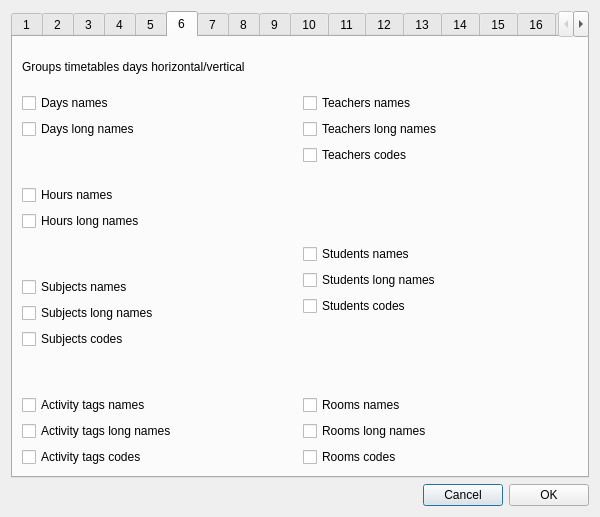
This is fet/src/interface/settingsdatatoprintintimetablesform_template.ui in vonmecheln/fet as Qt 5 draws it before an edit. The edited form follows.
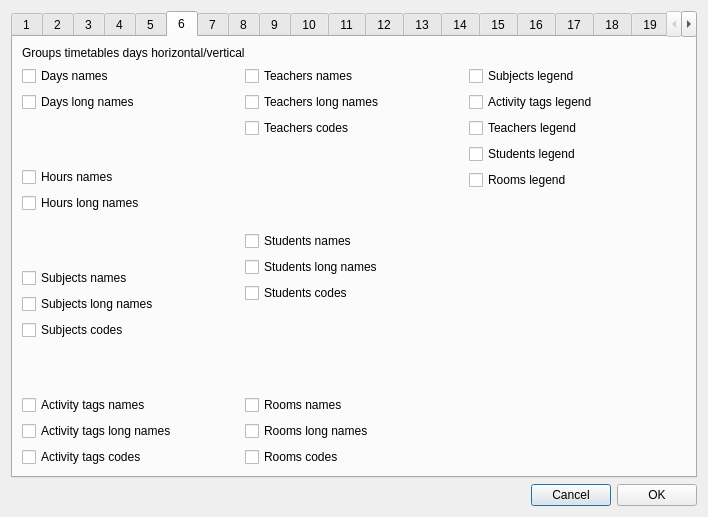
This is the edited form. The open tabs and pages were chosen to show the change.

The edit to the form file:
```diff
--- a/fet/src/interface/settingsdatatoprintintimetablesform_template.ui
+++ b/fet/src/interface/settingsdatatoprintintimetablesform_template.ui
@@ -6,7 +6,7 @@
    <rect>
     <x>0</x>
     <y>0</y>
-    <width>600</width>
+    <width>708</width>
     <height>517</height>
    </rect>
   </property>
@@ -746,9 +746,14 @@
        <string>6</string>
       </attribute>
       <layout class="QGridLayout" name="gridLayout_7">
-       <item row="1" column="0" rowspan="2" colspan="2">
-        <layout class="QHBoxLayout" name="horizontalLayout_4">
-         <item>
+       <item row="0" column="0" colspan="3">
+        <widget class="QLabel" name="label_6">
+         <property name="text">
+          <string>Groups timetables days horizontal/vertical</string>
+         </property>
+        </widget>
+       </item>
+       <item row="1" column="0">
           <layout class="QVBoxLayout" name="verticalLayout_5">
            <item>
             <widget class="QCheckBox" name="groupsDaysHVDaysNamesCheckBox">
@@ -861,7 +866,7 @@
            </item>
           </layout>
          </item>
-         <item>
+       <item row="1" column="1">
           <layout class="QVBoxLayout" name="verticalLayout_6">
            <item>
             <widget class="QCheckBox" name="groupsDaysHVTeachersNamesCheckBox">
@@ -954,15 +959,58 @@
            </item>
           </layout>
          </item>
+       <item row="1" column="2">
+        <layout class="QVBoxLayout" name="verticalLayout_41">
+         <item>
+          <widget class="QCheckBox" name="groupsDaysHVSubjectsLegendCheckBox">
+           <property name="text">
+            <string>Subjects legend</string>
+           </property>
+          </widget>
+         </item>
+         <item>
+          <widget class="QCheckBox" name="groupsDaysHVActivityTagsLegendCheckBox">
+           <property name="text">
+            <string>Activity tags legend</string>
+           </property>
+          </widget>
+         </item>
+         <item>
+          <widget class="QCheckBox" name="groupsDaysHVTeachersLegendCheckBox">
+           <property name="text">
+            <string>Teachers legend</string>
+           </property>
+          </widget>
+         </item>
+         <item>
+          <widget class="QCheckBox" name="groupsDaysHVStudentsLegendCheckBox">
+           <property name="text">
+            <string>Students legend</string>
+           </property>
+          </widget>
+         </item>
+         <item>
+          <widget class="QCheckBox" name="groupsDaysHVRoomsLegendCheckBox">
+           <property name="text">
+            <string>Rooms legend</string>
+           </property>
+          </widget>
+         </item>
+         <item>
+          <spacer name="verticalSpacer_98">
+           <property name="orientation">
+            <enum>Qt::Vertical</enum>
+           </property>
+           <property name="sizeHint" stdset="0">
+            <size>
+             <width>20</width>
+             <height>40</height>
+            </size>
+           </property>
+          </spacer>
+         </item>
         </layout>
        </item>
-       <item row="0" column="0" colspan="2">
-        <widget class="QLabel" name="label_6">
-         <property name="text">
-          <string>Groups timetables days horizontal/vertical</string>
-         </property>
-        </widget>
-       </item>
       </layout>
      </widget>
      <widget class="QWidget" name="tabWidgetPage7">
```
Left out of the diff: 992 changed lines with no effect on the pictures. Lines whose indentation alone changed are shown as unchanged.
